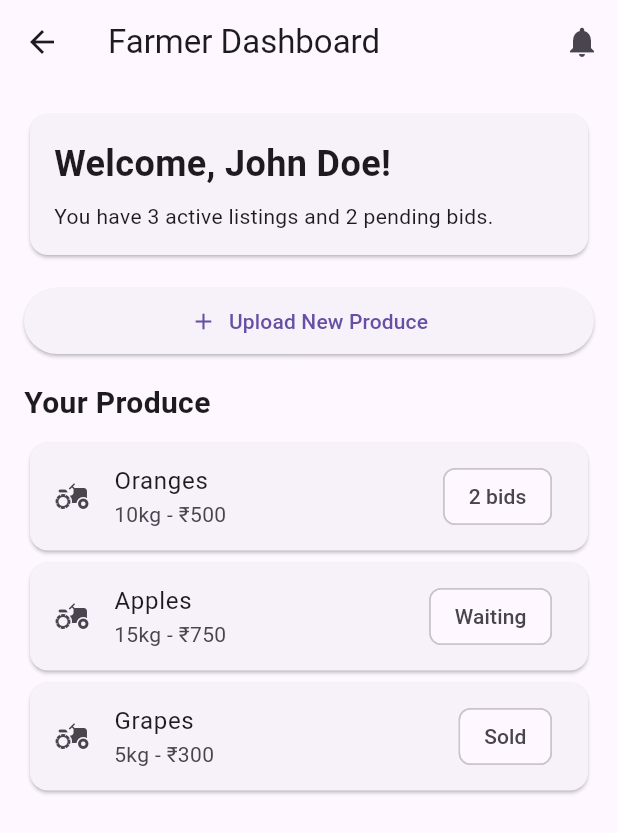
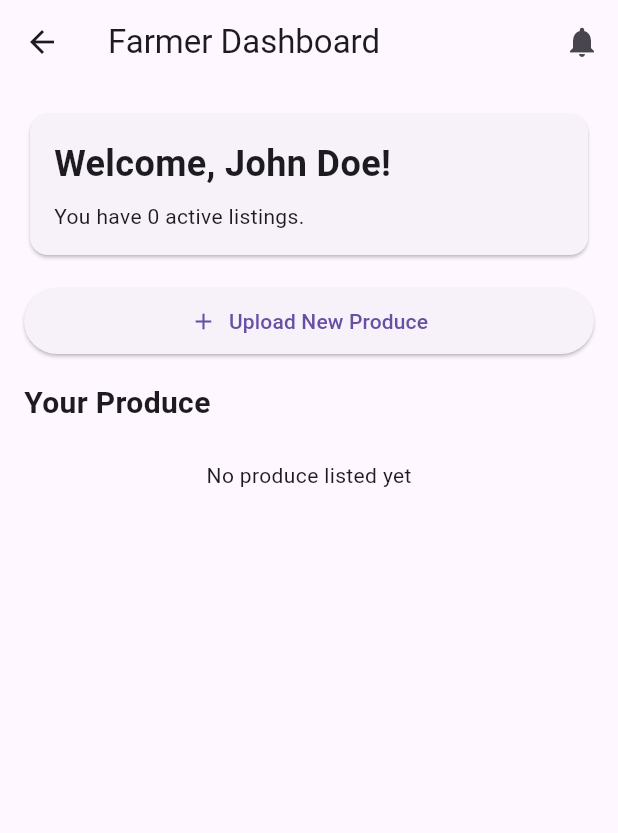
Before and after one commit to Himanshu-Umap/OrangeNexus, a Flutter app: the FarmerHomePage screen opened by its route, on a phone screen of 412 x 824 dp. Shown: the top 833 px of the screen. Run offline on Flutter 3.47's test engine with Material 3 defaults, Android fonts, the phone set to English and light mode, and no system bars.

```diff
--- a/lib/main.dart
+++ b/lib/main.dart
@@ -19,7 +19,7 @@ class MyApp extends StatelessWidget {
   @override
   Widget build(BuildContext context) {
     return MaterialApp(
-      title: 'FarmConnect',
+      title: 'OrangeNexus',
       theme: ThemeData(
         primarySwatch: Colors.green,
         visualDensity: VisualDensity.adaptivePlatformDensity,
@@ -40,6 +40,7 @@ class MyApp extends StatelessWidget {
         '/farmer_profile': (context) => FarmerProfilePage(),
         '/businessman_profile': (context) => BusinessmanProfilePage(),
       },
+      debugShowCheckedModeBanner: false, // Disable the debug banner
     );
   }
 }
--- a/lib/models/product.dart
+++ b/lib/models/product.dart
@@ -1,9 +1,13 @@
+// File: lib/models/product.dart
 class Product {
   final String id;
   final String name;
   final double quantity;
   final double price;
   final String farmerId;
+  final String? description;
+  final DateTime? harvestDate;
+  final String status;
 
   Product({
     required this.id,
@@ -11,15 +15,58 @@ class Product {
     required this.quantity,
     required this.price,
     required this.farmerId,
+    this.description,
+    this.harvestDate,
+    this.status = 'Waiting',
   });
 
   factory Product.fromJson(Map<String, dynamic> json) {
     return Product(
       id: json['id'],
       name: json['name'],
-      quantity: json['quantity'],
-      price: json['price'],
+      quantity: json['quantity'].toDouble(),
+      price: json['price'].toDouble(),
       farmerId: json['farmerId'],
+      description: json['description'],
+      harvestDate: json['harvestDate'] != null
+          ? DateTime.parse(json['harvestDate'])
+          : null,
+      status: json['status'] ?? 'Waiting',
+    );
+  }
+
+  Map<String, dynamic> toJson() {
+    return {
+      'id': id,
+      'name': name,
+      'quantity': quantity,
+      'price': price,
+      'farmerId': farmerId,
+      'description': description,
+      'harvestDate': harvestDate?.toIso8601String(),
+      'status': status,
+    };
+  }
+
+  Product copyWith({
+    String? id,
+    String? name,
+    double? quantity,
+    double? price,
+    String? farmerId,
+    String? description,
+    DateTime? harvestDate,
+    String? status,
+  }) {
+    return Product(
+      id: id ?? this.id,
+      name: name ?? this.name,
+      quantity: quantity ?? this.quantity,
+      price: price ?? this.price,
+      farmerId: farmerId ?? this.farmerId,
+      description: description ?? this.description,
+      harvestDate: harvestDate ?? this.harvestDate,
+      status: status ?? this.status,
     );
   }
 }
--- a/lib/screens/auth/login.dart
+++ b/lib/screens/auth/login.dart
@@ -36,7 +36,7 @@ class _LoginPageState extends State<LoginPage> {
                   });
                 },
                 isSelected: [_isFarmer, !_isFarmer],
-                children: [
+                children: const [
                   Padding(
                     padding: EdgeInsets.symmetric(horizontal: 16),
                     child: Text('Farmer'),
@@ -98,7 +98,7 @@ class _LoginPageState extends State<LoginPage> {
                       style: ElevatedButton.styleFrom(
                         padding: const EdgeInsets.symmetric(vertical: 16),
                       ),
-                      child: Text('Login'),
+                      child: const Text('Login'),
                     ),
                   ],
                 ),
--- a/lib/screens/home/farmer_home.dart
+++ b/lib/screens/home/farmer_home.dart
@@ -1,9 +1,18 @@
 // File: lib/screens/home/farmer_home.dart
+import 'package:flutter/material.dart';
+import '../../models/product.dart';
+import 'package:uuid/uuid.dart'; // Add this dependency to pubspec.yaml
 
-import 'package:flutter/material.dart';
+class FarmerHomePage extends StatefulWidget {
+  const FarmerHomePage({super.key});
 
-class FarmerHomePage extends StatelessWidget {
-  const FarmerHomePage({super.key});
+  @override
+  State<FarmerHomePage> createState() => _FarmerHomePageState();
+}
+
+class _FarmerHomePageState extends State<FarmerHomePage> {
+  final List<Product> _productList = [];
+  final String _farmerId = 'current_farmer_id'; // Replace with actual farmer ID
 
   @override
   Widget build(BuildContext context) {
@@ -26,25 +35,25 @@ class FarmerHomePage extends StatelessWidget {
           const SizedBox(height: 16),
           _buildUploadButton(context),
           const SizedBox(height: 16),
-          _buildProduceList(),
+          _buildProductList(),
         ],
       ),
     );
   }
 
   Widget _buildWelcomeCard() {
-    return const Card(
+    return Card(
       child: Padding(
-        padding: EdgeInsets.all(16.0),
+        padding: const EdgeInsets.all(16.0),
         child: Column(
           crossAxisAlignment: CrossAxisAlignment.start,
           children: [
-            Text(
+            const Text(
               'Welcome, John Doe!',
               style: TextStyle(fontSize: 24, fontWeight: FontWeight.bold),
             ),
-            SizedBox(height: 8),
-            Text('You have 3 active listings and 2 pending bids.'),
+            const SizedBox(height: 8),
+            Text('You have ${_productList.length} active listings.'),
           ],
         ),
       ),
@@ -53,9 +62,13 @@ class FarmerHomePage extends StatelessWidget {
 
   Widget _buildUploadButton(BuildContext context) {
     return ElevatedButton.icon(
-      onPressed: () {
-        // Navigate to upload page
-        Navigator.pushNamed(context, '/product_upload');
+      onPressed: () async {
+        final result = await Navigator.pushNamed(context, '/product_upload');
+        if (result != null && result is Product) {
+          setState(() {
+            _productList.add(result);
+          });
+        }
       },
       icon: const Icon(Icons.add),
       label: const Text('Upload New Produce'),
@@ -65,39 +78,32 @@ class FarmerHomePage extends StatelessWidget {
     );
   }
 
-  Widget _buildProduceList() {
-    return const Column(
+  Widget _buildProductList() {
+    return Column(
       crossAxisAlignment: CrossAxisAlignment.start,
       children: [
-        Text(
+        const Text(
           'Your Produce',
           style: TextStyle(fontSize: 20, fontWeight: FontWeight.bold),
         ),
-        SizedBox(height: 8),
-        Card(
-          child: ListTile(
-            leading: Icon(Icons.agriculture),
-            title: Text('Oranges'),
-            subtitle: Text('10kg - ₹500'),
-            trailing: Chip(label: Text('2 bids')),
-          ),
-        ),
-        Card(
-          child: ListTile(
-            leading: Icon(Icons.agriculture),
-            title: Text('Apples'),
-            subtitle: Text('15kg - ₹750'),
-            trailing: Chip(label: Text('Waiting')),
-          ),
-        ),
-        Card(
-          child: ListTile(
-            leading: Icon(Icons.agriculture),
-            title: Text('Grapes'),
-            subtitle: Text('5kg - ₹300'),
-            trailing: Chip(label: Text('Sold')),
-          ),
-        ),
+        const SizedBox(height: 8),
+        if (_productList.isEmpty)
+          const Center(
+            child: Padding(
+              padding: EdgeInsets.all(16.0),
+              child: Text('No produce listed yet'),
+            ),
+          )
+        else
+          ..._productList.map((product) => Card(
+                child: ListTile(
+                  leading: const Icon(Icons.agriculture),
+                  title: Text(product.name),
+                  subtitle: Text(
+                      '${product.quantity}kg - ₹${product.price.toStringAsFixed(2)}'),
+                  trailing: Chip(label: Text(product.status)),
+                ),
+              )),
       ],
     );
   }
--- a/lib/services/auth_services.dart
+++ b/lib/services/auth_services.dart
@@ -4,7 +4,7 @@ class AuthService {
   Future<User> login(String email, String password) async {
     // Implement login logic here
     // This is a placeholder implementation
-    return User(id: '1', name: 'John Doe', email: email, isFarmer: true);
+    return User(id: '1', name: 'Himanshu', email: email, isFarmer: true);
   }
 
   Future<User> signup(String name, String email, String password, bool isFarmer) async {
--- a/pubspec.yaml
+++ b/pubspec.yaml
@@ -30,6 +30,7 @@ environment:
 dependencies:
   flutter:
     sdk: flutter
+  uuid: ^4.2.1
 
 
   # The following adds the Cupertino Icons font to your application.
@@ -45,7 +46,7 @@ dev_dependencies:
   # activated in the `analysis_options.yaml` file located at the root of your
   # package. See that file for information about deactivating specific lint
   # rules and activating additional ones.
-  flutter_lints: ^4.0.0
+  flutter_lints: ^5.0.0
 
 # For information on the generic Dart part of this file, see the
 # following page: https://dart.dev/tools/pub/pubspec
```
Also changed, not shown: lib/screens/auth/signup.dart (+10 -1 lines), lib/screens/product_upload/product_upload.dart (+30 -8 lines), pubspec.lock.
